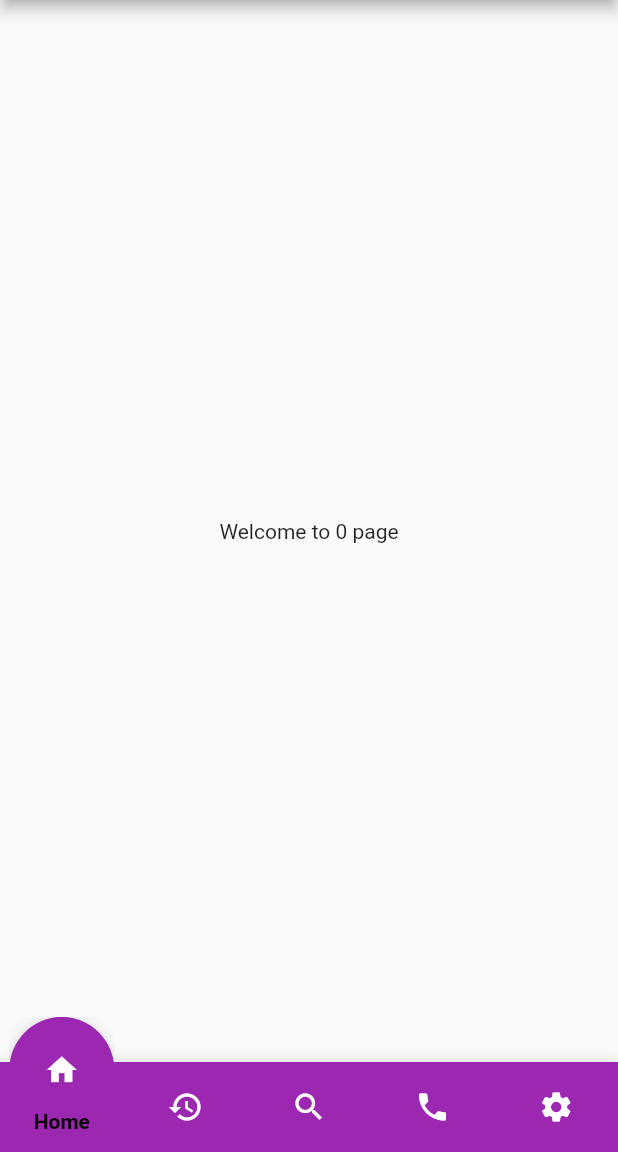
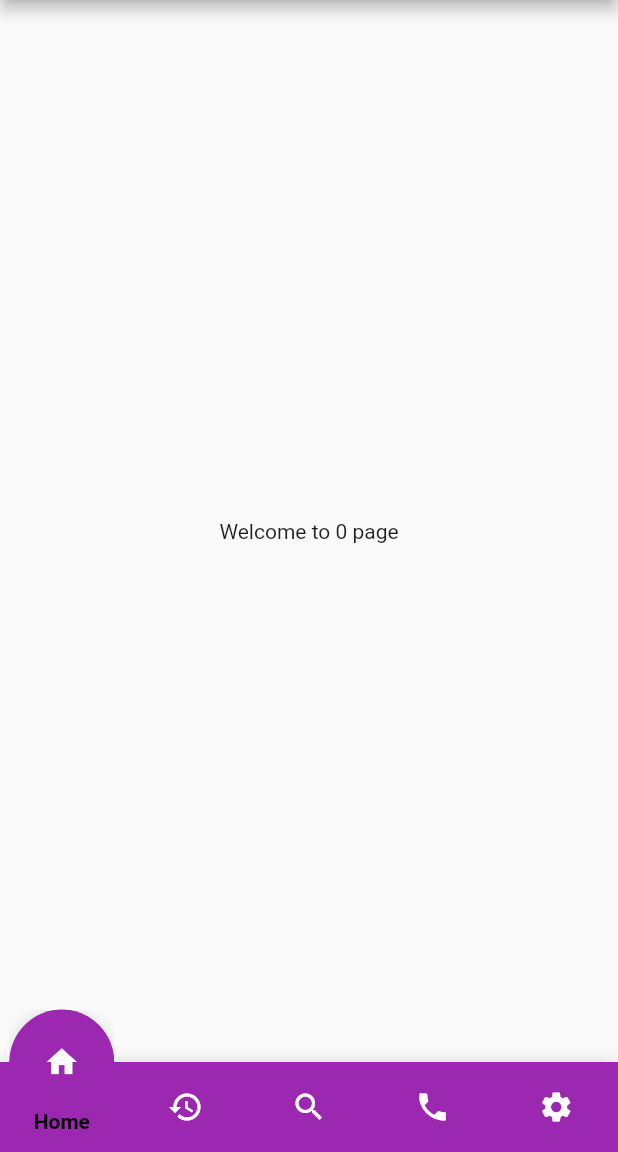
Before and after one commit to jinosh05/fancy_bottom_navigation_plus, a Flutter app: the screen it shows after launch, on a phone screen of 412 x 824 dp, the part 84-1236 px from its top. Run offline on Flutter 3.47's test engine with Material 2 defaults, Android fonts, the phone set to English and light mode, and no system bars.

Commit message:
UI improved

```diff
--- a/lib/components/half_painter.dart
+++ b/lib/components/half_painter.dart
@@ -18,7 +18,7 @@ class HalfPainter extends CustomPainter {
       outline,
       0,
       size.width - outline * 2,
-      height ?? 70,
+      height ?? 60,
     );
     final Rect afterRect = Rect.fromLTWH(
         size.width - outline, (size.height / 2) - outline, outline, outline);
--- a/lib/fancy_bottom_navigation2.dart
+++ b/lib/fancy_bottom_navigation2.dart
@@ -1,9 +1,10 @@
 library fancy_bottom_navigation_plus;
 
-import 'package:fancy_bottom_navigation_plus/components/half_clipper.dart';
 import 'package:fancy_bottom_navigation_plus/components/half_painter.dart';
 import 'package:fancy_bottom_navigation_plus/components/tab_item.dart';
 import 'package:flutter/material.dart';
+
+import 'components/half_clipper.dart';
 
 class FancyBottomNavigation2 extends StatefulWidget {
   const FancyBottomNavigation2({
@@ -170,7 +171,7 @@ class FancyBottomNavigation2State extends State<FancyBottomNavigation2> {
             alignment: Alignment(isRtl ? -_circleAlignX : _circleAlignX, 1),
             child: Padding(
               padding: EdgeInsets.only(
-                bottom: (widget.circleRadius / 2) - widget.shadowRadius,
+                bottom: (widget.circleRadius - widget.circleOutline) / 2,
               ),
               child: FractionallySizedBox(
                 widthFactor: 1 / widget.tabs.length,
```
